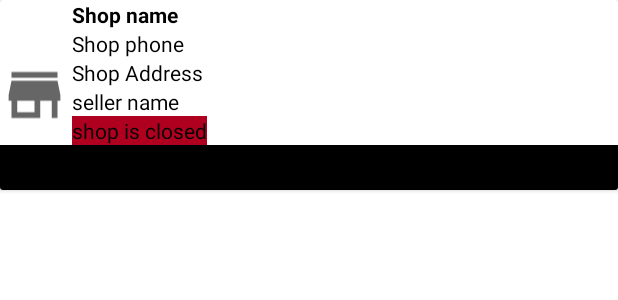
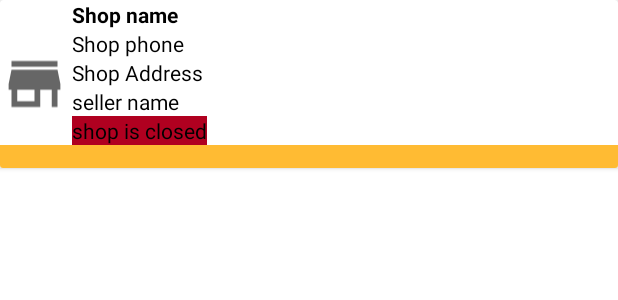
Before and after one commit to spyroy/near_buy, an Android app: the layout row_shop.xml on its own in the app's theme, with its tools: preview values and no code run, on a phone screen of 412 x 824 dp. Shown: the top 300 px of the screen. Run offline under Robolectric (Android 15) with nearby library versions, the phone set to English and light mode, and no system bars; Roboto replaces fonts that are not available here.

Commit message:
change color

```diff
--- a/app/src/main/res/layout/row_shop.xml
+++ b/app/src/main/res/layout/row_shop.xml
@@ -70,9 +70,9 @@
 
             <LinearLayout
                 android:layout_width="match_parent"
-                android:layout_height="30dp"
-                android:orientation="vertical"
-                android:background="@color/black">
+                android:layout_height="15dp"
+                android:background="@android:color/holo_orange_light"
+                android:orientation="vertical">
 
             </LinearLayout>
 
```
Also changed, not shown: 291 other files.
